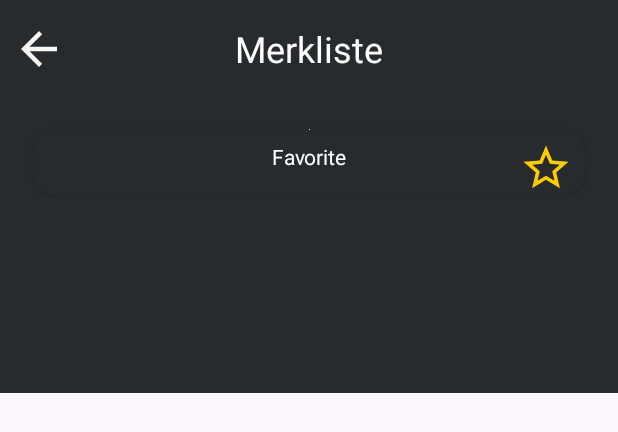
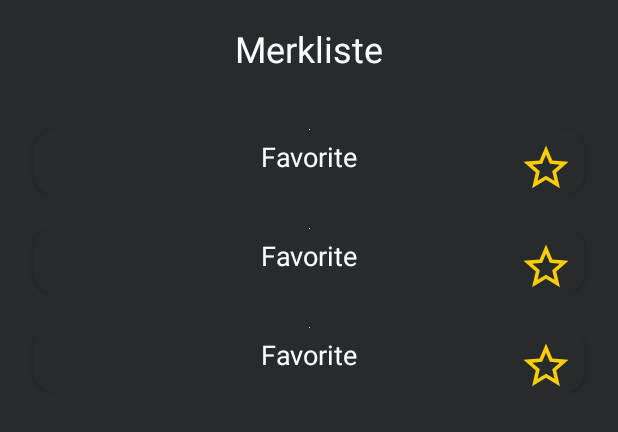
Before and after one commit to cypher159951/Abschluss_Projekt_Kotlin, an Android app: the layout fragment_favorite.xml on its own in the app's theme, with its tools: preview values and no code run, on a phone screen of 412 x 824 dp. Shown: the top 432 px of the screen. Run offline under Robolectric (Android 15) with nearby library versions, the phone set to English and light mode, and no system bars.

Commit message:
am bearbeiten

```diff
--- a/app/src/main/java/com/example/paymessage/Adapter/FavoriteAdapter.kt
+++ b/app/src/main/java/com/example/paymessage/Adapter/FavoriteAdapter.kt
@@ -43,9 +43,6 @@ class FavoriteAdapter(
             //Datenbank updaten
             viewModel.updateLikestatusInDb(like)
         }
-
-
-
     }
 
 
--- a/app/src/main/java/com/example/paymessage/Adapter/NewsAdapter.kt
+++ b/app/src/main/java/com/example/paymessage/Adapter/NewsAdapter.kt
@@ -54,6 +54,8 @@ class NewsAdapter(
 
             //Datenbank updaten
             viewModel.updateLikestatusInDb(like)
+
+       //     holder.binding.likeBTN.setImageResource(if (like.isLiked) R.drawable.baseline_star_24 else R.drawable.baseline_star_outline_24)
         }
 
     }
--- a/app/src/main/java/com/example/paymessage/ui/HomeFragment.kt
+++ b/app/src/main/java/com/example/paymessage/ui/HomeFragment.kt
@@ -1,5 +1,6 @@
 package com.example.paymessage.ui
 
+import android.content.Context
 import android.os.Bundle
 import androidx.fragment.app.Fragment
 import android.view.LayoutInflater
@@ -7,14 +8,17 @@ import android.view.View
 import android.view.ViewGroup
 import androidx.fragment.app.viewModels
 import androidx.navigation.NavController
+import androidx.recyclerview.widget.LinearLayoutManager
 import com.example.paymessage.Adapter.NewsAdapter
 import com.example.paymessage.databinding.FragmentHomeBinding
+
 
 
 class HomeFragment : Fragment() {
 
     private val NewsViewModel: NewsViewModel by viewModels()
     private lateinit var binding: FragmentHomeBinding
+
 
     override fun onCreateView(
         inflater: LayoutInflater, container: ViewGroup?,
@@ -33,4 +37,5 @@ class HomeFragment : Fragment() {
                 NewsAdapter(NewsViewModel, it, NavController(requireContext()))
         }
     }
+
 }
--- a/app/src/main/res/layout/favorite_item.xml
+++ b/app/src/main/res/layout/favorite_item.xml
@@ -3,8 +3,8 @@
     xmlns:app="http://schemas.android.com/apk/res-auto"
     xmlns:tools="http://schemas.android.com/tools"
     android:layout_width="match_parent"
-    android:background="#282B2E"
-    android:layout_height="match_parent">
+    android:layout_height="wrap_content"
+    android:background="#282B2E">
 
     <androidx.cardview.widget.CardView
         android:layout_width="0dp"
@@ -27,10 +27,20 @@
                 android:layout_marginBottom="8dp"
                 android:text="Favorite"
                 android:textColor="@color/white"
+                android:textSize="18sp"
                 app:layout_constraintBottom_toBottomOf="parent"
                 app:layout_constraintEnd_toEndOf="parent"
                 app:layout_constraintStart_toStartOf="parent"
                 app:layout_constraintTop_toBottomOf="@+id/favoriteIV" />
+
+            <ImageView
+                android:id="@+id/favoriteIV"
+                android:layout_width="wrap_content"
+                android:layout_height="wrap_content"
+                app:layout_constraintEnd_toEndOf="parent"
+                app:layout_constraintStart_toStartOf="parent"
+                app:layout_constraintTop_toTopOf="parent"
+                tools:srcCompat="@tools:sample/avatars" />
 
             <ImageView
                 android:id="@+id/favoriteStarBTN"
@@ -42,15 +52,6 @@
                 app:layout_constraintTop_toTopOf="parent"
                 app:srcCompat="@drawable/baseline_star_outline_24" />
 
-            <ImageView
-                android:id="@+id/favoriteIV"
-                android:layout_width="wrap_content"
-                android:layout_height="wrap_content"
-                app:layout_constraintEnd_toEndOf="parent"
-                app:layout_constraintStart_toStartOf="parent"
-                app:layout_constraintTop_toTopOf="parent"
-                tools:srcCompat="@tools:sample/avatars" />
-
 
         </androidx.constraintlayout.widget.ConstraintLayout>
     </androidx.cardview.widget.CardView>
--- a/app/src/main/res/layout/fragment_favorite.xml
+++ b/app/src/main/res/layout/fragment_favorite.xml
@@ -5,6 +5,7 @@
     android:id="@+id/frameLayout"
     android:layout_width="match_parent"
     android:layout_height="match_parent"
+    android:background="#282B2E"
     tools:context=".ui.FavoriteFragment" >
 
     <androidx.appcompat.widget.Toolbar
@@ -43,13 +44,4 @@
         app:layout_constraintVertical_bias="0.0"
         tools:listitem="@layout/favorite_item" />
 
-    <ImageView
-        android:id="@+id/imageView2"
-        android:layout_width="wrap_content"
-        android:layout_height="wrap_content"
-        android:layout_marginStart="8dp"
-        android:src="@drawable/baseline_arrow_back_24"
-        app:layout_constraintBottom_toBottomOf="@+id/merklisteTV"
-        app:layout_constraintStart_toStartOf="parent"
-        app:layout_constraintTop_toTopOf="@+id/merklisteTV" />
 </androidx.constraintlayout.widget.ConstraintLayout>
```
Also changed, not shown: app/src/main/java/com/example/paymessage/MainActivity.kt (+2 -5 lines), app/src/main/java/com/example/paymessage/data/AppRepository.kt (+6 -11 lines), app/src/main/java/com/example/paymessage/data/datamodels/LikeStatus.kt (added, +7 -0 lines), app/src/main/java/com/example/paymessage/ui/ArtikelFragment.kt (+7 -1 lines), app/src/main/java/com/example/paymessage/ui/NewsViewModel.kt (+10 -0 lines), app/src/main/res/layout/fragment_artikel.xml (+10 -0 lines).
